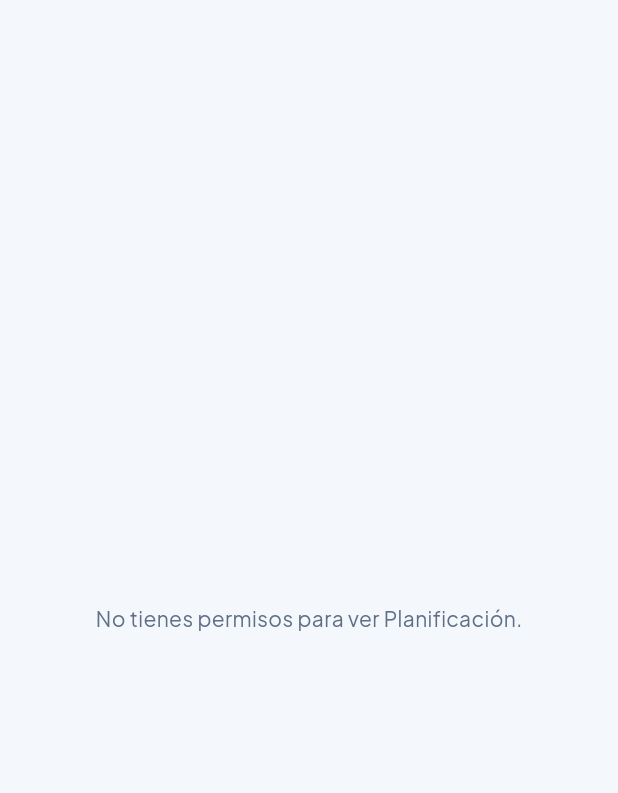
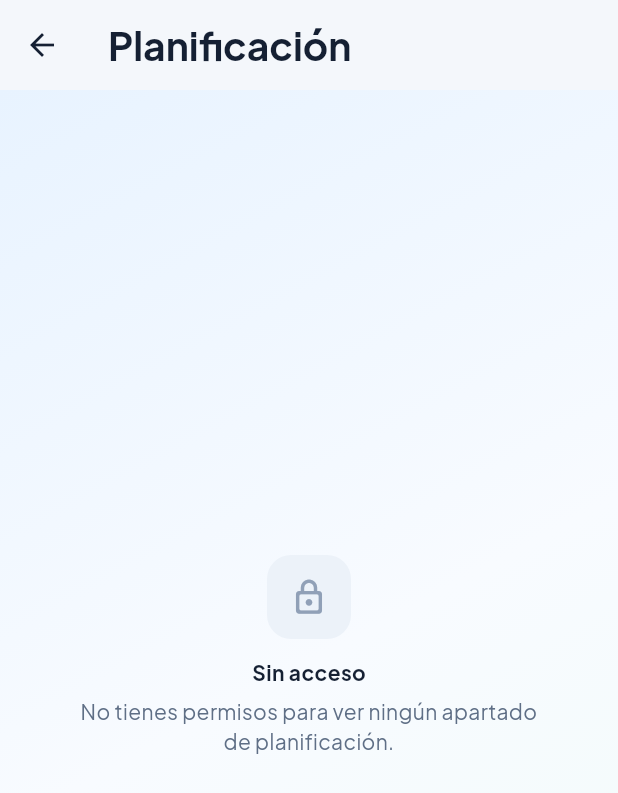
Before and after one commit to Hugobf10/Flutter_cic, a Flutter app: the PlanningScreen screen opened directly, on a phone screen of 412 x 824 dp. Shown: the top 793 px of the screen. Run offline on Flutter 3.47's test engine with Material 3 defaults, Android fonts, the phone set to English and light mode, and no system bars; our stand-ins replace app_links, file_picker, flutter_secure_storage, flutter_svg, google_fonts, image_picker and 6 more; missing offline and left inert: mobile_scanner, odoo_rpc, syncfusion_flutter_pdf, syncfusion_flutter_pdfviewer; accounts and stored records are empty.

Commit message:
cambios diseño y back de planificacion

```diff
--- a/cic_odoo_app/lib/features/planning/planning_screen.dart
+++ b/cic_odoo_app/lib/features/planning/planning_screen.dart
@@ -1,11 +1,13 @@
 import 'package:flutter/material.dart';
 import 'package:provider/provider.dart';
 
+import '../../app/ui/app_components.dart';
+import '../../providers/auth_provider.dart';
+import '../../theme/app_theme.dart';
 import '../action_plans/action_plans_screen.dart';
 import '../chemicals/chemical_report_screen.dart';
 import '../chemicals/chemicals_screen.dart';
 import '../goals/goals_screen.dart';
-import '../../providers/auth_provider.dart';
 
 class PlanningScreen extends StatelessWidget {
   const PlanningScreen({super.key});
@@ -13,41 +15,113 @@ class PlanningScreen extends StatelessWidget {
   @override
   Widget build(BuildContext context) {
     final auth = context.watch<AuthProvider>();
-    final tabs = <Tab>[];
-    final screens = <Widget>[];
-    if (auth.canViewModule('goals')) {
-      tabs.add(const Tab(icon: Icon(Icons.flag_outlined), text: 'Objetivos'));
-      screens.add(const GoalsScreen());
-    }
-    if (auth.canViewModule('action_plans')) {
-      tabs.add(const Tab(icon: Icon(Icons.task_alt_rounded), text: 'Planes'));
-      screens.add(const ActionPlansScreen());
-    }
-    if (auth.canViewModule('chemicals')) {
-      tabs.add(const Tab(icon: Icon(Icons.science_outlined), text: 'Químicos'));
-      screens.add(const ChemicalsScreen());
-      tabs.add(const Tab(icon: Icon(Icons.analytics_outlined), text: 'Informe'));
-      screens.add(const ChemicalReportScreen());
-    }
-    if (tabs.isEmpty) {
-      return const Scaffold(
-        body: Center(child: Text('No tienes permisos para ver Planificación.')),
-      );
-    }
-    return DefaultTabController(
-      length: tabs.length,
-      child: Scaffold(
-        appBar: AppBar(
-          title: const Text('Planificación'),
-          bottom: TabBar(
-            isScrollable: true,
-            tabs: tabs,
-          ),
-        ),
-        body: TabBarView(
-          children: screens,
-        ),
-      ),
+    final entries = auth.canViewModule('planning')
+        ? <_PlanningEntry>[
+            _PlanningEntry(
+          title: 'Objetivos',
+          subtitle: 'Consulta y edición de objetivos de calidad y PRL.',
+          icon: Icons.flag_outlined,
+          color: AppTheme.primary,
+          builder: () => const GoalsScreen(),
+            ),
+            _PlanningEntry(
+          title: 'Planes de acción',
+          subtitle: 'Acciones preventivas y planes ligados a objetivos.',
+          icon: Icons.task_alt_rounded,
+          color: AppTheme.warning,
+          builder: () => const ActionPlansScreen(),
+            ),
+            _PlanningEntry(
+          title: 'Químicos',
+          subtitle: 'Inventario, peligrosidad, caducidades y fichas.',
+          icon: Icons.science_outlined,
+          color: AppTheme.success,
+          builder: () => const ChemicalsScreen(),
+            ),
+            _PlanningEntry(
+          title: 'Informe de químicos',
+          subtitle: 'Resumen operativo por tipo y peligrosidad.',
+          icon: Icons.analytics_outlined,
+          color: AppTheme.info,
+          builder: () => const ChemicalReportScreen(),
+            ),
+          ]
+        : const <_PlanningEntry>[];
+
+    return AppScaffold(
+      title: 'Planificación',
+      child: entries.isEmpty
+          ? const AppEmptyState(
+              title: 'Sin acceso',
+              subtitle: 'No tienes permisos para ver ningún apartado de planificación.',
+              icon: Icons.lock_outline_rounded,
+            )
+          : ListView.separated(
+              padding: const EdgeInsets.only(bottom: 96),
+              itemCount: entries.length,
+              separatorBuilder: (_, index) => const SizedBox(height: 12),
+              itemBuilder: (context, index) {
+                final entry = entries[index];
+                return AppCard(
+                  onTap: () => Navigator.of(context).push(
+                    MaterialPageRoute(builder: (_) => entry.builder()),
+                  ),
+                  child: Row(
+                    children: [
+                      Container(
+                        width: 52,
+                        height: 52,
+                        decoration: BoxDecoration(
+                          color: entry.color.withValues(alpha: 0.14),
+                          borderRadius: AppTheme.radiusMd,
+                        ),
+                        child: Icon(entry.icon, color: entry.color),
+                      ),
+                      const SizedBox(width: 14),
+                      Expanded(
+                        child: Column(
+                          crossAxisAlignment: CrossAxisAlignment.start,
+                          children: [
+                            Text(
+                              entry.title,
+                              style: const TextStyle(
+                                fontWeight: FontWeight.w700,
+                                color: AppTheme.textPrimary,
+                              ),
+                            ),
+                            const SizedBox(height: 4),
+                            Text(
+                              entry.subtitle,
+                              style: const TextStyle(
+                                color: AppTheme.textSecondary,
+                                fontSize: 12,
+                              ),
+                            ),
+                          ],
+                        ),
+                      ),
+                      const Icon(Icons.chevron_right_rounded),
+                    ],
+                  ),
+                );
+              },
+            ),
     );
   }
 }
+
+class _PlanningEntry {
+  const _PlanningEntry({
+    required this.title,
+    required this.subtitle,
+    required this.icon,
+    required this.color,
+    required this.builder,
+  });
+
+  final String title;
+  final String subtitle;
+  final IconData icon;
+  final Color color;
+  final Widget Function() builder;
+}
```
Also changed, not shown: cic_odoo_app/lib/features/chemicals/chemicals_screen.dart (+11 -1 lines), cic_odoo_app/lib/features/forms/dynamic_form.dart (+8 -0 lines), cic_odoo_app/lib/features/goals/goals_screen.dart (+8 -0 lines).
